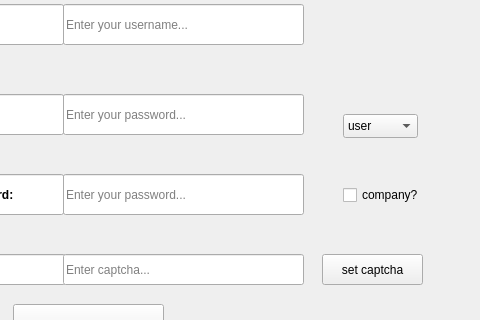
Qt form signup.ui (white-vessel/eyd-project) before a commit; both pictures show x 247 to 727 and y 165 to 485 of the 727 by 594 pixel window.
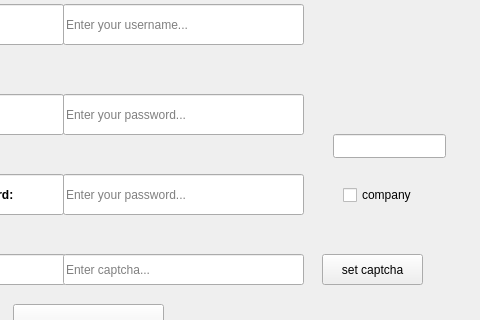
The same form after that commit. Icons and pictures are not drawn.

```diff
--- a/signup.ui
+++ b/signup.ui
@@ -224,28 +224,18 @@
      </rect>
     </property>
     <property name="text">
-     <string>company?</string>
+     <string>company</string>
     </property>
    </widget>
-   <widget class="QComboBox" name="comboBox">
+   <widget class="QLineEdit" name="lineEdit_9">
     <property name="geometry">
      <rect>
-      <x>590</x>
-      <y>260</y>
-      <width>75</width>
+      <x>580</x>
+      <y>280</y>
+      <width>113</width>
       <height>24</height>
      </rect>
     </property>
-    <item>
-     <property name="text">
-      <string>user</string>
-     </property>
-    </item>
-    <item>
-     <property name="text">
-      <string>company</string>
-     </property>
-    </item>
    </widget>
   </widget>
   <widget class="QMenuBar" name="menubar">
```
